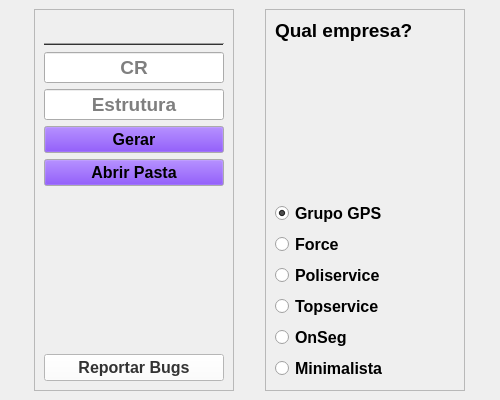
Qt form resources/uis/main.ui (foxtec198/Desktop_GQR) before a commit.
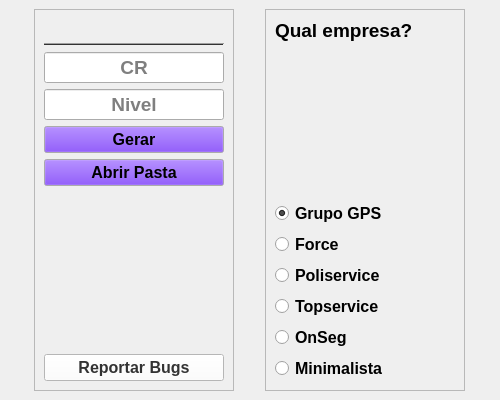
The same form after that commit. Icons and pictures are not drawn.

```diff
--- a/resources/uis/main.ui
+++ b/resources/uis/main.ui
@@ -245,7 +245,7 @@
             <set>Qt::AlignCenter</set>
            </property>
            <property name="placeholderText">
-            <string>Estrutura</string>
+            <string>Nivel</string>
            </property>
            <property name="clearButtonEnabled">
             <bool>false</bool>
```
Left out of the diff: 2 changed lines with no effect on the pictures.
